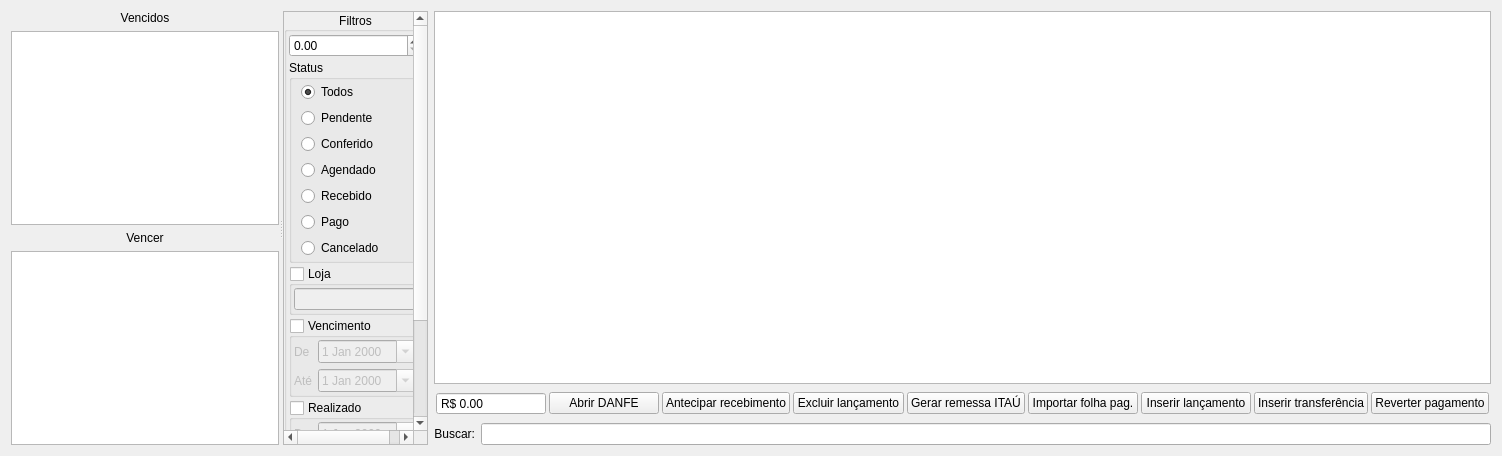
Above: ui/widgetfinanceirocontas.ui from darktorres/ERP-STACCATO before the change. Below: the same form after it.
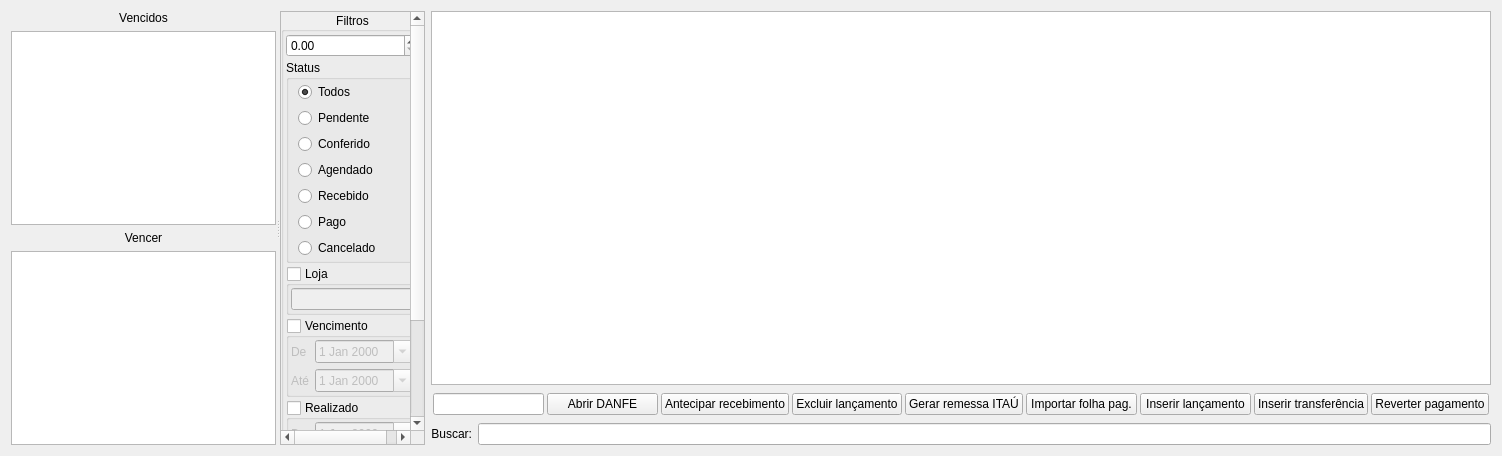
That is the form after the change. Custom widgets are drawn as their Qt base class.

Commit message: Mostrar/somar valorReal na tela dos pagamentos

Patch:
```diff
--- a/ui/widgetfinanceirocontas.ui
+++ b/ui/widgetfinanceirocontas.ui
@@ -544,22 +544,16 @@
            <number>2</number>
           </property>
           <item>
-           <widget class="QDoubleSpinBox" name="doubleSpinBoxSomaSelecao">
+           <widget class="QLineEdit" name="lineEditSomaSelecao">
+            <property name="sizePolicy">
+             <sizepolicy hsizetype="Preferred" vsizetype="Fixed">
+              <horstretch>0</horstretch>
+              <verstretch>0</verstretch>
+             </sizepolicy>
+            </property>
             <property name="readOnly">
              <bool>true</bool>
             </property>
-            <property name="buttonSymbols">
-             <enum>QAbstractSpinBox::NoButtons</enum>
-            </property>
-            <property name="showGroupSeparator" stdset="0">
-             <bool>true</bool>
-            </property>
-            <property name="prefix">
-             <string>R$ </string>
-            </property>
-            <property name="maximum">
-             <double>9999999.990000000223517</double>
-            </property>
            </widget>
           </item>
           <item>
@@ -688,6 +682,11 @@
   </layout>
  </widget>
  <customwidgets>
+  <customwidget>
+   <class>ItemBox</class>
+   <extends>QLineEdit</extends>
+   <header>src/itembox.h</header>
+  </customwidget>
   <customwidget>
    <class>TableView</class>
    <extends>QTableView</extends>
@@ -704,11 +703,6 @@
    <extends>QLineEdit</extends>
    <header>src/lineedit.h</header>
   </customwidget>
-  <customwidget>
-   <class>ItemBox</class>
-   <extends>QLineEdit</extends>
-   <header>src/itembox.h</header>
-  </customwidget>
  </customwidgets>
  <tabstops>
   <tabstop>tableVencidos</tabstop>
```
The commit also changes 2 other files.
